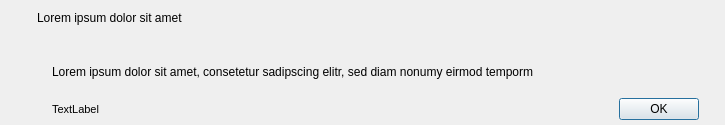
This is src/gui/notificationwidget.ui in nextcloud/desktop as Qt 5 draws it before an edit. The edited form follows.
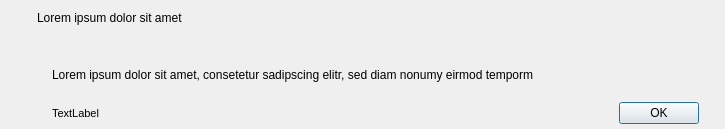
This is the edited form. Icons and pictures are not drawn.

```diff
--- a/src/gui/notificationwidget.ui
+++ b/src/gui/notificationwidget.ui
@@ -7,7 +7,7 @@
     <x>0</x>
     <y>0</y>
     <width>725</width>
-    <height>125</height>
+    <height>129</height>
    </rect>
   </property>
   <property name="sizePolicy">
```
Left out of the diff: 2 changed lines with no effect on the pictures.
